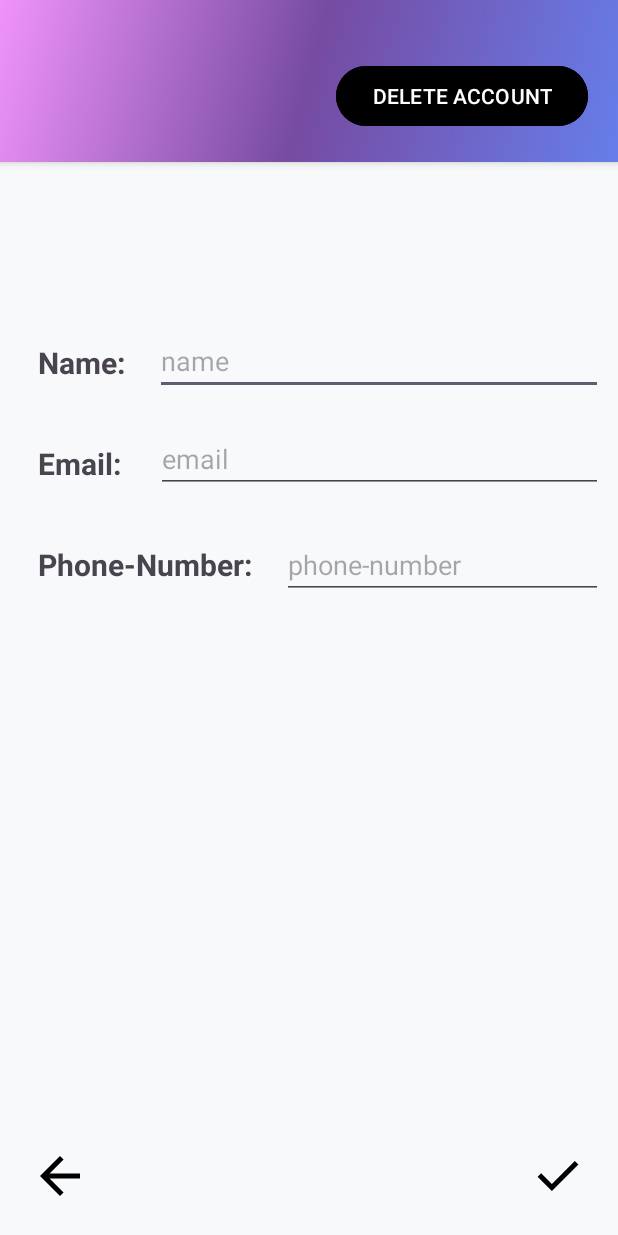
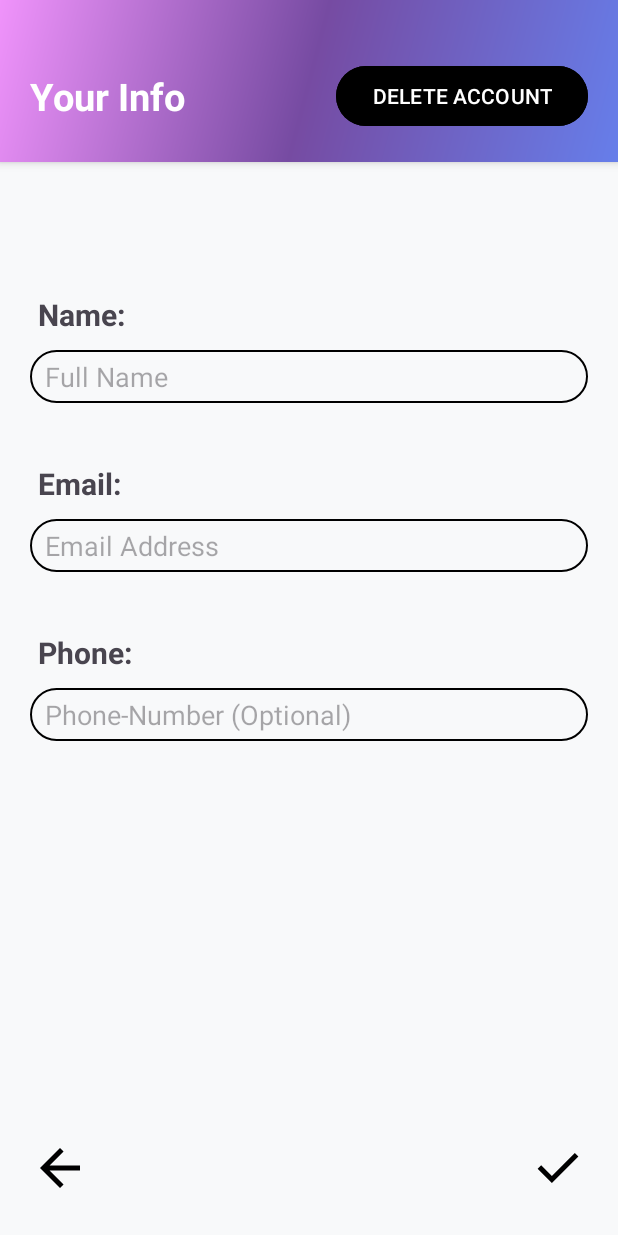
Before and after one commit to CMPUT301F25stable/stable-core, an Android app: the EditUserInfoActivity screen opened directly, with no data from a screen before it, on a phone screen of 412 x 824 dp. Run offline under Robolectric (Android 15) with nearby library versions, the phone set to English and light mode, and no system bars; our stand-ins replace Firebase (no records; nobody signed in at launch, a user with empty details on screens opened directly).

Commit message:
Small UI fixes

```diff
--- a/code/app/src/main/java/com/example/eventlottery/view/EditUserInfoActivity.java
+++ b/code/app/src/main/java/com/example/eventlottery/view/EditUserInfoActivity.java
@@ -3,9 +3,12 @@ package com.example.eventlottery.view;
 import android.app.AlertDialog;
 import android.os.Bundle;
 import android.util.Log;
+import android.view.View;
 import android.widget.Button;
 import android.widget.EditText;
 import android.widget.ImageButton;
+import android.widget.LinearLayout;
+import android.widget.ProgressBar;
 import android.widget.Toast;
 
 import androidx.activity.EdgeToEdge;
@@ -150,6 +153,11 @@ public class EditUserInfoActivity extends AppCompatActivity {
         } else {
             Log.d(TAG, "Failed loading user" + id);
             }
+
+        ProgressBar progressBar = findViewById(R.id.load_progress);
+        LinearLayout layout = findViewById(R.id.linearLayout);
+        progressBar.setVisibility(View.INVISIBLE);
+        layout.setVisibility(View.VISIBLE);
     }
 
     /**
--- /dev/null
+++ b/code/app/src/main/res/drawable/edit_text_bg.xml
@@ -0,0 +1,11 @@
+<?xml version="1.0" encoding="utf-8"?>
+<shape xmlns:android="http://schemas.android.com/apk/res/android">
+    <stroke
+        android:width="1dp"
+        android:color="@color/black"/>
+    <padding
+        android:left="10dp"
+        android:right="10dp"/>
+    <corners
+        android:radius="40dp"/>
+</shape>
--- a/code/app/src/main/res/layout/activity_edit_user_info.xml
+++ b/code/app/src/main/res/layout/activity_edit_user_info.xml
@@ -24,6 +24,15 @@
             android:layout_width="match_parent"
             android:layout_height="wrap_content">
 
+            <TextView
+                android:layout_width="wrap_content"
+                android:layout_height="wrap_content"
+                android:text="Your Info"
+                android:textSize="25sp"
+                android:textStyle="bold"
+                android:textColor="@color/white"
+                android:layout_centerVertical="true"/>
+
             <Button
                 android:id="@+id/delete_account_btn"
                 android:layout_width="wrap_content"
@@ -36,118 +45,141 @@
 
     </LinearLayout>
 
+    <LinearLayout
+        android:layout_width="match_parent"
+        android:layout_height="wrap_content"
+        android:layout_marginTop="30dp"
+        android:visibility="visible">
+
+        <ProgressBar
+            android:id="@+id/load_progress"
+            android:layout_width="match_parent"
+            android:layout_height="wrap_content"
+            android:layout_gravity="center_horizontal" />
+    </LinearLayout>
+
+    <LinearLayout
+        android:layout_width="match_parent"
+        android:layout_height="wrap_content">
+
+        <LinearLayout
+            android:id="@+id/linearLayout"
+            android:layout_width="match_parent"
+            android:layout_height="match_parent"
+            android:orientation="vertical"
+            android:visibility="invisible"
+            app:layout_constraintEnd_toEndOf="parent"
+            app:layout_constraintStart_toStartOf="parent"
+            app:layout_constraintTop_toTopOf="parent">
+
+            <TextView
+                android:id="@+id/name_textView"
+                android:layout_width="wrap_content"
+                android:layout_height="wrap_content"
+                android:layout_marginTop="10dp"
+                android:paddingStart="25dp"
+                android:text="Name:"
+                android:textSize="20sp"
+                android:textStyle="bold"
+                tools:ignore="RtlSymmetry" />
+
+            <EditText
+                android:id="@+id/name_edit_text"
+                android:layout_width="match_parent"
+                android:layout_height="35dp"
+                android:layout_marginStart="20dp"
+                android:layout_marginTop="10dp"
+                android:layout_marginEnd="20dp"
+                android:background="@drawable/edit_text_bg"
+                android:ellipsize="end"
+                android:inputType="text"
+                android:singleLine="true"
+                android:hint="Full Name" />
+
+            <TextView
+                android:id="@+id/email_textView"
+                android:layout_width="wrap_content"
+                android:layout_height="wrap_content"
+                android:layout_marginTop="40dp"
+                android:paddingStart="25dp"
+                android:text="Email:"
+                android:textSize="20sp"
+                android:textStyle="bold"
+                tools:ignore="RtlSymmetry" />
+
+            <EditText
+                android:id="@+id/email_edit_text"
+                android:layout_width="match_parent"
+                android:layout_height="35dp"
+                android:layout_marginStart="20dp"
+                android:layout_marginTop="10dp"
+                android:layout_marginEnd="20dp"
+                android:background="@drawable/edit_text_bg"
+                android:ellipsize="end"
+                android:inputType="textEmailAddress"
+                android:singleLine="true"
+                android:hint="Email Address" />
+
+            <TextView
+                android:id="@+id/phoneNum_textView"
+                android:layout_width="wrap_content"
+                android:layout_height="wrap_content"
+                android:layout_marginTop="40dp"
+                android:paddingStart="25dp"
+                android:text="Phone:"
+                android:textSize="20sp"
+                android:textStyle="bold"
+                tools:ignore="RtlSymmetry" />
+
+            <EditText
+                android:id="@+id/phoneNum_edit_text"
+                android:layout_width="match_parent"
+                android:layout_height="35dp"
+                android:layout_marginStart="20dp"
+                android:layout_marginTop="10dp"
+                android:layout_marginEnd="20dp"
+                android:background="@drawable/edit_text_bg"
+                android:ellipsize="end"
+                android:inputType="phone"
+                android:singleLine="true"
+                android:hint="Phone-Number (Optional)" />
+        </LinearLayout>
+    </LinearLayout>
+
     <androidx.constraintlayout.widget.ConstraintLayout
         android:layout_width="match_parent"
         android:layout_height="match_parent">
+
+        <RelativeLayout
+            android:id="@+id/relativeLayout"
+            android:layout_width="match_parent"
+            android:layout_height="wrap_content"
+            android:paddingBottom="25dp"
+            app:layout_constraintBottom_toBottomOf="parent"
+            app:layout_constraintEnd_toEndOf="parent"
+            app:layout_constraintStart_toStartOf="parent">
 
             <ImageButton
                 android:id="@+id/back_btn"
                 android:layout_width="40dp"
                 android:layout_height="40dp"
+                android:layout_marginStart="20dp"
+                android:background="?attr/selectableItemBackgroundBorderless"
+                android:scaleType="fitCenter"
                 android:src="@drawable/back_arrow_icon"
-            android:scaleType="fitCenter"
-            android:background="?attr/selectableItemBackgroundBorderless"
-            android:layout_marginStart="20dp"
-            android:layout_marginBottom="20dp"
-            app:layout_constraintBottom_toBottomOf="parent"
-            app:layout_constraintStart_toStartOf="parent" />
+                android:contentDescription="Back Button"/>
 
             <ImageButton
                 android:id="@+id/confirm_btn"
                 android:layout_width="40dp"
                 android:layout_height="40dp"
+                android:layout_alignParentEnd="true"
                 android:layout_marginEnd="20dp"
-            android:layout_marginBottom="20dp"
+                android:background="?attr/selectableItemBackgroundBorderless"
                 android:scaleType="fitCenter"
-            android:background="?attr/selectableItemBackgroundBorderless"
                 android:src="@drawable/check_icon"
-            app:layout_constraintBottom_toBottomOf="parent"
-            app:layout_constraintEnd_toEndOf="parent" />
-
-        <TextView
-            android:id="@+id/name_textView"
-            android:layout_width="wrap_content"
-            android:layout_height="wrap_content"
-            android:text="Name:"
-            android:textSize="20sp"
-            android:layout_marginTop="120dp"
-            android:paddingStart="25dp"
-            android:textStyle="bold"
-            app:layout_constraintStart_toStartOf="parent"
-            app:layout_constraintTop_toTopOf="parent"
-            tools:ignore="RtlSymmetry" />
-
-        <EditText
-            android:id="@+id/name_edit_text"
-            android:layout_width="0dp"
-            android:layout_height="wrap_content"
-            android:layout_marginStart="20dp"
-            android:layout_marginTop="110dp"
-            android:hint="name"
-            android:layout_marginEnd="10dp"
-            android:singleLine="true"
-            android:ellipsize="end"
-            android:inputType="text"
-            app:layout_constraintEnd_toEndOf="parent"
-            app:layout_constraintStart_toEndOf="@+id/name_textView"
-            app:layout_constraintTop_toTopOf="parent" />
-
-        <EditText
-            android:id="@+id/email_edit_text"
-            android:layout_width="0dp"
-            android:layout_height="wrap_content"
-            android:layout_marginStart="23dp"
-            android:layout_marginTop="20dp"
-            android:layout_marginEnd="10dp"
-            android:hint="email"
-            android:singleLine="true"
-            android:ellipsize="end"
-            android:inputType="textEmailAddress"
-            app:layout_constraintEnd_toEndOf="parent"
-            app:layout_constraintStart_toEndOf="@+id/email_textView"
-            app:layout_constraintTop_toBottomOf="@+id/name_edit_text" />
-
-        <EditText
-            android:id="@+id/phoneNum_edit_text"
-            android:layout_width="0dp"
-            android:layout_height="wrap_content"
-            android:layout_marginStart="20dp"
-            android:layout_marginTop="25dp"
-            android:layout_marginEnd="10dp"
-            android:hint="phone-number"
-            android:singleLine="true"
-            android:ellipsize="end"
-            android:inputType="phone"
-            app:layout_constraintEnd_toEndOf="parent"
-            app:layout_constraintStart_toEndOf="@+id/phoneNum_textView"
-            app:layout_constraintTop_toBottomOf="@+id/email_edit_text" />
-
-        <TextView
-            android:id="@+id/email_textView"
-            android:layout_width="wrap_content"
-            android:layout_height="wrap_content"
-            android:text="Email:"
-            android:textStyle="bold"
-            android:textSize="20sp"
-            android:paddingStart="25dp"
-            android:layout_marginTop="40dp"
-            app:layout_constraintStart_toStartOf="parent"
-            app:layout_constraintTop_toBottomOf="@+id/name_textView"
-            tools:ignore="RtlSymmetry" />
-
-        <TextView
-            android:id="@+id/phoneNum_textView"
-            android:layout_width="wrap_content"
-            android:layout_height="wrap_content"
-            android:text="Phone-Number:"
-            android:textSize="20sp"
-            android:paddingStart="25dp"
-            android:layout_marginTop="40dp"
-            android:textStyle="bold"
-            app:layout_constraintStart_toStartOf="parent"
-            app:layout_constraintTop_toBottomOf="@+id/email_textView"
-            tools:ignore="RtlSymmetry" />
-
+                android:contentDescription="Confirm Button"/>
+        </RelativeLayout>
     </androidx.constraintlayout.widget.ConstraintLayout>
 
 </LinearLayout>
```
Lines whose indentation alone changed are shown as unchanged.
